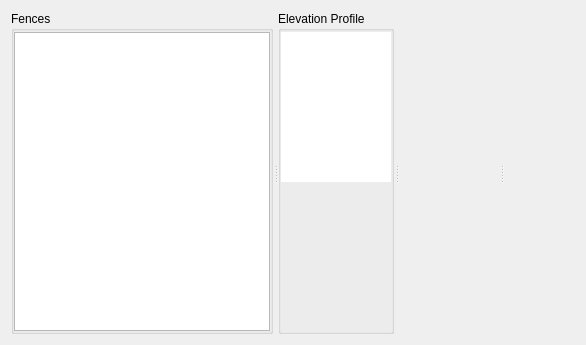
Old version of the form mlapp/src/views/fence_view/fence_widget_base.ui in the repository Trailmarker/paddock-power.
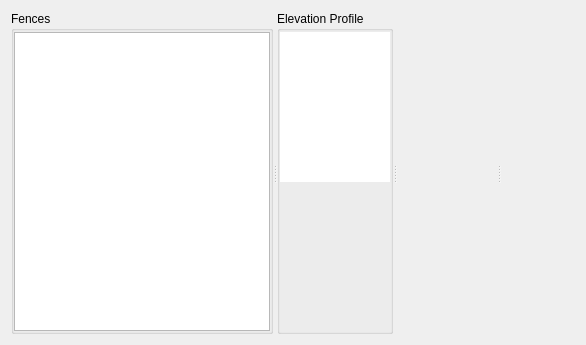
New version of the form. Custom widgets are drawn as their Qt base class.

Diff of the .ui file:
```diff
--- a/mlapp/src/views/fence_view/fence_widget_base.ui
+++ b/mlapp/src/views/fence_view/fence_widget_base.ui
@@ -16,18 +16,9 @@
   <layout class="QVBoxLayout" name="verticalLayout" stretch="1">
    <item>
     <widget class="QSplitter" name="splitter">
-     <property name="styleSheet">
-      <string notr="true"/>
-     </property>
-     <property name="lineWidth">
-      <number>1</number>
-     </property>
      <property name="orientation">
       <enum>Qt::Horizontal</enum>
      </property>
-     <property name="handleWidth">
-      <number>5</number>
-     </property>
      <widget class="QGroupBox" name="fenceListGroupBox">
       <property name="sizePolicy">
        <sizepolicy hsizetype="Minimum" vsizetype="MinimumExpanding">
```
